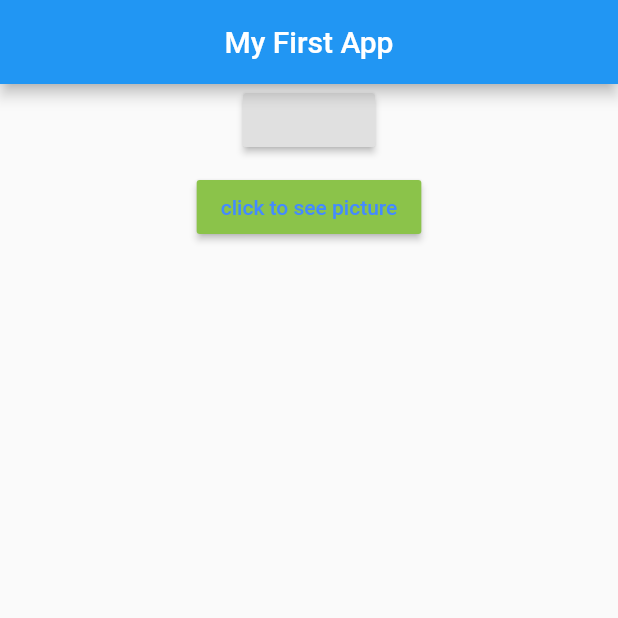
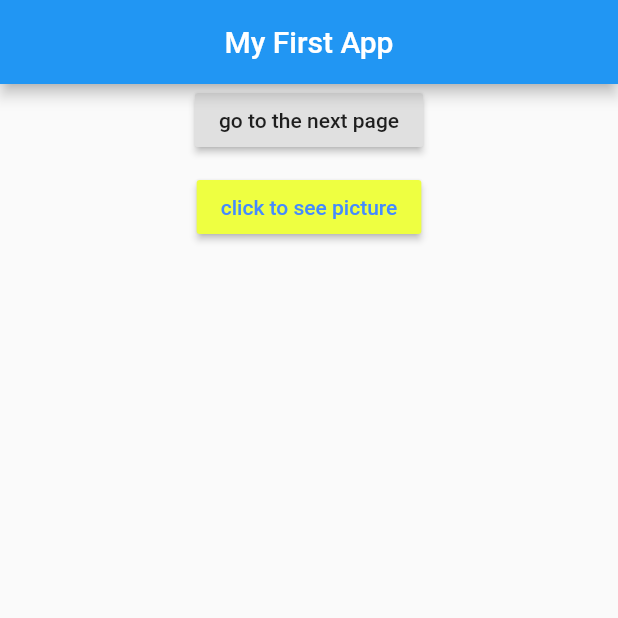
Before and after one commit to ttcapp/any, a Flutter app: the screen it shows after launch, on a phone screen of 412 x 824 dp, the top half of it. Run offline on Flutter 3.47's test engine with Material 2 defaults, Android fonts, the phone set to English and light mode, and no system bars.

Commit message:
12 october

```diff
--- a/lib/main.dart
+++ b/lib/main.dart
@@ -11,7 +11,7 @@ String imagesrc = "https://cdn.pixabay.com/photo/2015/04/19/08/32/marguerite-729
 double imgHeight = 299;
 double imgwidth =250;
 
-Color btnClr1=Colors.lightGreen;
+Color btnClr1=Colors.limeAccent;
 
 
 class MyApp extends StatelessWidget {
@@ -48,7 +48,9 @@ class _MyHomePageState extends State<MyHomePage> {
 
             // crossAxisAlignment: CrossAxisAlignment.center,
             children: [
-              RaisedButton(onPressed: (){
+              RaisedButton(
+                child: Text("go to the next page"),
+                  onPressed: (){
                 Navigator.push(context, MaterialPageRoute(builder: (context)=>SecondPage()));
               }),
               SizedBox(
@@ -345,6 +347,7 @@ class _MyHomePageState extends State<MyHomePage> {
                               height: imgHeight,
                               width: imgwidth,
                               child: Image.network(imagesrc,fit: BoxFit.fill,)),
+
                         ),
 
                       ],
--- a/lib/second_page.dart
+++ b/lib/second_page.dart
@@ -1,3 +1,4 @@
+import 'package:flutter/cupertino.dart';
 import 'package:flutter/material.dart';
 class SecondPage extends StatefulWidget {
   const SecondPage({Key? key}) : super(key: key);
@@ -13,6 +14,11 @@ class _SecondPageState extends State<SecondPage> {
       appBar: AppBar(
         title: Text("Second Page"),
       ),
+      body: Container(
+        width: MediaQuery.of(context).size.width,
+
+        child: Image.asset("assets/images/image5.jpg"),
+      ),
     );
   }
 }
```
Also changed, not shown: pubspec.yaml (+8 -2 lines), assets/images/image5.jpg (added), assets/images/image6.png (added), assets/images/image7.png (added), pubspec.lock.
